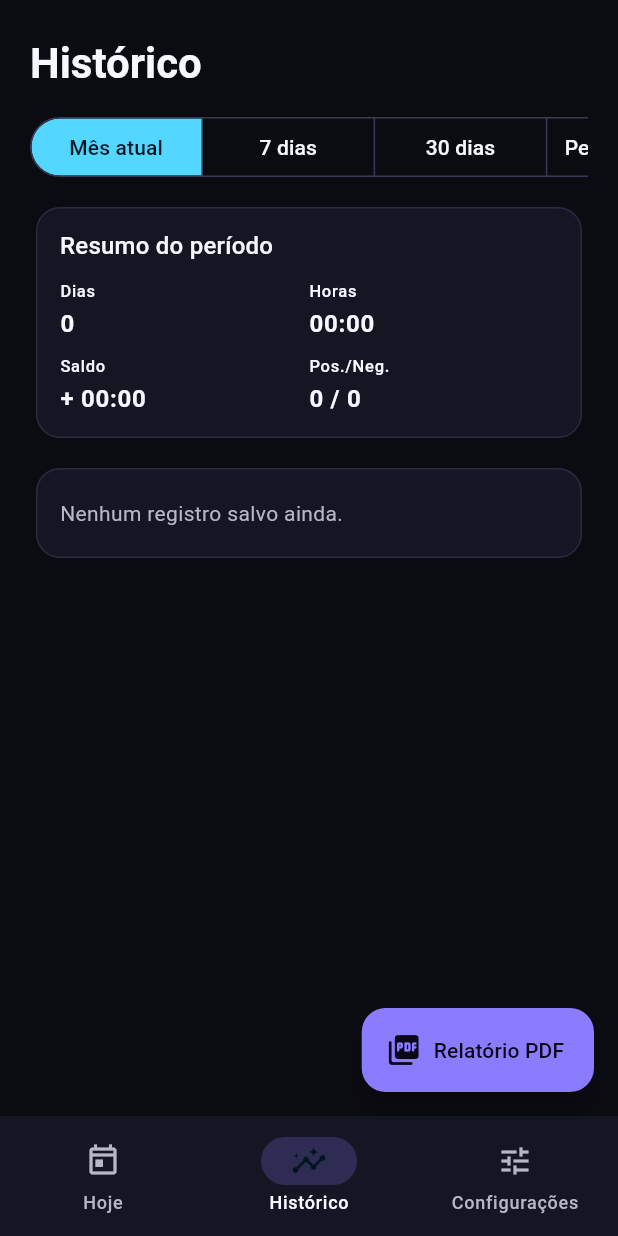
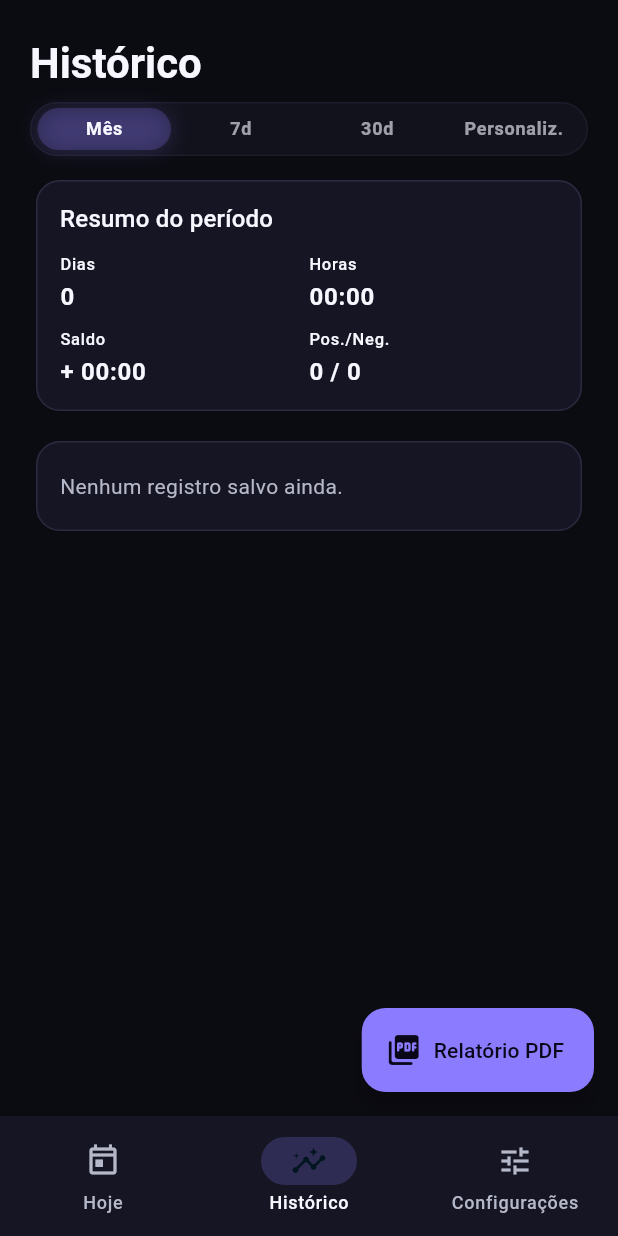
Before and after one commit to nilknarfsam/auratime, a Flutter app: the screen it shows after launch, item 2 of the bottom bar chosen, on a phone screen of 412 x 824 dp. Run offline on Flutter 3.47's test engine with Material 3 defaults, Android fonts, the phone set to English and light mode, and no system bars; our stand-ins replace file_picker, isar, package_info_plus, pdf, printing, share_plus and 1 more; missing offline and left inert: home_widget; accounts and stored records are empty; generated files the repository leaves out were written again.

Commit message:
polish: compact history filter bar

```diff
--- a/lib/screens/history_screen.dart
+++ b/lib/screens/history_screen.dart
@@ -77,7 +77,7 @@ class _HistoryScreenState extends State<HistoryScreen> {
                   children: [
                     const SizedBox(height: 8),
                     Text('Histórico', style: theme.textTheme.headlineMedium),
-                    const SizedBox(height: 14),
+                    const SizedBox(height: 8),
                     _buildFilterSection(theme),
                     const SizedBox(height: 12),
                     _buildSummaryCard(theme),
@@ -265,62 +265,43 @@ class _HistoryScreenState extends State<HistoryScreen> {
     return Column(
       crossAxisAlignment: CrossAxisAlignment.start,
       children: [
-        SingleChildScrollView(
-          scrollDirection: Axis.horizontal,
-          child: SegmentedButton<_HistoryFilter>(
-            segments: [
-              ButtonSegment(
+        Container(
+          height: 36,
+          padding: const EdgeInsets.all(3),
+          decoration: BoxDecoration(
+            color: theme.colorScheme.surfaceContainerHighest.withValues(alpha: 0.35),
+            borderRadius: BorderRadius.circular(20),
+            border: Border.all(
+              color: theme.colorScheme.outline.withValues(alpha: 0.25),
+            ),
+          ),
+          child: Row(
+            children: [
+              _buildCompactSegment(
+                theme: theme,
                 value: _HistoryFilter.currentMonth,
-                label: const Text(
-                  'Mês atual',
-                  maxLines: 1,
-                  overflow: TextOverflow.ellipsis,
-                ),
+                label: 'Mês',
+                isCompact: isCompact,
               ),
-              ButtonSegment(
+              _buildCompactSegment(
+                theme: theme,
                 value: _HistoryFilter.last7Days,
-                label: const Text(
-                  '7 dias',
-                  maxLines: 1,
-                  overflow: TextOverflow.ellipsis,
-                ),
+                label: '7d',
+                isCompact: isCompact,
               ),
-              ButtonSegment(
+              _buildCompactSegment(
+                theme: theme,
                 value: _HistoryFilter.last30Days,
-                label: const Text(
-                  '30 dias',
-                  maxLines: 1,
-                  overflow: TextOverflow.ellipsis,
-                ),
+                label: '30d',
+                isCompact: isCompact,
               ),
-              ButtonSegment(
+              _buildCompactSegment(
+                theme: theme,
                 value: _HistoryFilter.customRange,
-                label: Text(
-                  isCompact ? 'Personaliz.' : 'Personalizado',
-                  maxLines: 1,
-                  overflow: TextOverflow.ellipsis,
-                ),
+                label: isCompact ? 'Período' : 'Personaliz.',
+                isCompact: isCompact,
               ),
             ],
-            selected: {_selectedFilter},
-            showSelectedIcon: false,
-            onSelectionChanged: (selected) async {
-              final next = selected.first;
-              if (next == _HistoryFilter.customRange) {
-                final picked = await _pickCustomRange();
-                if (picked == null) {
-                  return;
-                }
-                setState(() {
-                  _selectedFilter = _HistoryFilter.customRange;
-                  _customRange = picked;
-                });
-                return;
-              }
-              setState(() {
-                _selectedFilter = next;
-              });
-            },
           ),
         ),
         if (_selectedFilter == _HistoryFilter.customRange) ...[
@@ -355,6 +336,69 @@ class _HistoryScreenState extends State<HistoryScreen> {
           ),
         ],
       ],
+    );
+  }
+
+  Widget _buildCompactSegment({
+    required ThemeData theme,
+    required _HistoryFilter value,
+    required String label,
+    required bool isCompact,
+  }) {
+    final isSelected = _selectedFilter == value;
+    return Expanded(
+      child: GestureDetector(
+        onTap: () async {
+          if (value == _HistoryFilter.customRange) {
+            final picked = await _pickCustomRange();
+            if (picked == null) {
+              return;
+            }
+            setState(() {
+              _selectedFilter = _HistoryFilter.customRange;
+              _customRange = picked;
+            });
+            return;
+          }
+          setState(() {
+            _selectedFilter = value;
+          });
+        },
+        child: AnimatedContainer(
+          duration: const Duration(milliseconds: 180),
+          curve: Curves.easeOut,
+          margin: const EdgeInsets.symmetric(horizontal: 1),
+          padding: const EdgeInsets.symmetric(horizontal: 8),
+          alignment: Alignment.center,
+          decoration: BoxDecoration(
+            color: isSelected
+                ? theme.colorScheme.primary.withValues(alpha: 0.22)
+                : Colors.transparent,
+            borderRadius: BorderRadius.circular(18),
+            boxShadow: isSelected
+                ? [
+                    BoxShadow(
+                      color: theme.colorScheme.primary.withValues(alpha: 0.20),
+                      blurRadius: 10,
+                      offset: const Offset(0, 1),
+                    ),
+                  ]
+                : null,
+          ),
+          child: Text(
+            label,
+            maxLines: 1,
+            overflow: TextOverflow.ellipsis,
+            style: theme.textTheme.labelMedium?.copyWith(
+              fontSize: isCompact ? 11.5 : 12,
+              fontWeight: isSelected ? FontWeight.w700 : FontWeight.w600,
+              color: isSelected
+                  ? theme.colorScheme.onSurface
+                  : theme.colorScheme.onSurface.withValues(alpha: 0.62),
+            ),
+          ),
+        ),
+      ),
     );
   }
 
```
